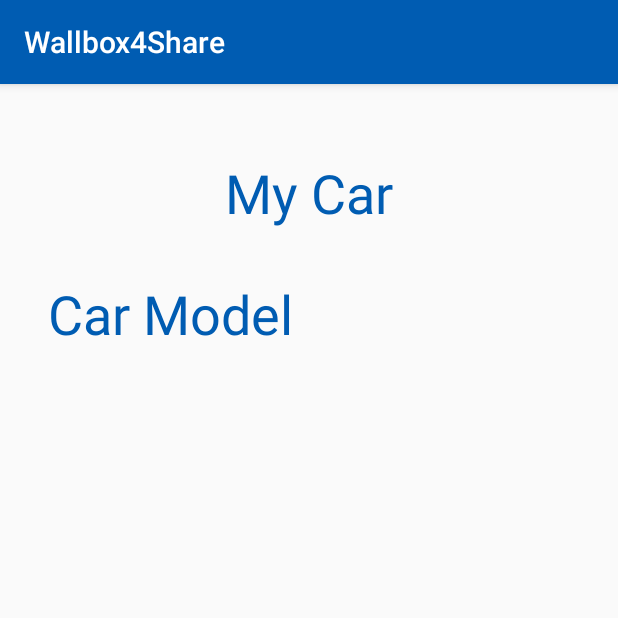
After one commit to Catalinu23/Wallbox4Share, an Android app: the MyCarActivity screen opened directly, with no data from a screen before it, on a phone screen of 412 x 824 dp, the top half of it. The commit adds this screen. Run offline under Robolectric (Android 15) with nearby library versions, the phone set to English and light mode, and no system bars.

```diff
--- a/app/src/main/AndroidManifest.xml
+++ b/app/src/main/AndroidManifest.xml
@@ -19,7 +19,8 @@
         android:roundIcon="@mipmap/ic_launcher_round"
         android:supportsRtl="true"
         android:theme="@style/Theme.Wallbox4Share">
-        <activity android:name=".UserMenuCategoriesActivity"></activity>
+        <activity android:name=".MyCarActivity"></activity>
+        <activity android:name=".UserMenuCategoriesActivity" />
         <activity android:name=".MapActivity" />
         <!--
              The API key for Google Maps-based APIs is defined as a string resource.
--- /dev/null
+++ b/app/src/main/java/com/example/wallbox4share/MyCarActivity.java
@@ -0,0 +1,16 @@
+package com.example.wallbox4share;
+
+import androidx.appcompat.app.AppCompatActivity;
+
+import android.os.Bundle;
+
+public class MyCarActivity extends AppCompatActivity {
+
+    @Override
+    protected void onCreate(Bundle savedInstanceState) {
+        super.onCreate(savedInstanceState);
+        setContentView(R.layout.activity_my_car);
+
+
+    }
+}
--- /dev/null
+++ b/app/src/main/res/layout/activity_my_car.xml
@@ -0,0 +1,32 @@
+<?xml version="1.0" encoding="utf-8"?>
+<androidx.constraintlayout.widget.ConstraintLayout xmlns:android="http://schemas.android.com/apk/res/android"
+    xmlns:app="http://schemas.android.com/apk/res-auto"
+    xmlns:tools="http://schemas.android.com/tools"
+    android:layout_width="match_parent"
+    android:layout_height="match_parent"
+    tools:context=".MyCarActivity">
+
+    <TextView
+        android:id="@+id/myCarTitleTextView"
+        android:layout_width="wrap_content"
+        android:layout_height="wrap_content"
+        android:layout_marginTop="48dp"
+        android:text="My Car"
+        android:textColor="@color/purple_500"
+        android:textSize="36sp"
+        app:layout_constraintEnd_toEndOf="parent"
+        app:layout_constraintStart_toStartOf="parent"
+        app:layout_constraintTop_toTopOf="parent" />
+
+    <TextView
+        android:id="@+id/CarModelTextView"
+        android:layout_width="wrap_content"
+        android:layout_height="wrap_content"
+        android:layout_marginStart="32dp"
+        android:layout_marginTop="32dp"
+        android:text="Car Model"
+        android:textColor="@color/purple_500"
+        android:textSize="36sp"
+        app:layout_constraintStart_toStartOf="parent"
+        app:layout_constraintTop_toBottomOf="@+id/myCarTitleTextView" />
+</androidx.constraintlayout.widget.ConstraintLayout>
--- a/app/src/main/res/layout/activity_user_menu_categories.xml
+++ b/app/src/main/res/layout/activity_user_menu_categories.xml
@@ -41,6 +41,7 @@
             android:background="@drawable/blue_rounded_button"
             android:gravity="center"
             android:text="My Car"
+            android:textColor="@color/white"
             android:textSize="30sp" />
     </androidx.cardview.widget.CardView>
 
@@ -63,6 +64,7 @@
             android:background="@drawable/blue_rounded_button"
             android:gravity="center"
             android:text="My Wallboxes"
+            android:textColor="@color/white"
             android:textSize="30sp" />
     </androidx.cardview.widget.CardView>
 
@@ -84,6 +86,7 @@
             android:background="@drawable/blue_rounded_button"
             android:gravity="center"
             android:text="Favourites"
+            android:textColor="@color/white"
             android:textSize="30sp" />
     </androidx.cardview.widget.CardView>
 
@@ -95,6 +98,7 @@
         android:background="@drawable/blue_rounded_button"
         android:gravity="center"
         android:text="Account Details"
+        android:textColor="@color/white"
         android:textSize="30sp"
         app:layout_constraintEnd_toEndOf="parent"
         app:layout_constraintStart_toStartOf="parent"
@@ -105,7 +109,6 @@
         android:layout_width="152dp"
         android:layout_height="147dp"
         android:layout_marginTop="20dp"
-        android:layout_marginBottom="30dp"
         android:gravity="center"
         app:layout_constraintBottom_toTopOf="@+id/textViewCategory1"
         app:layout_constraintEnd_toEndOf="parent"
```
